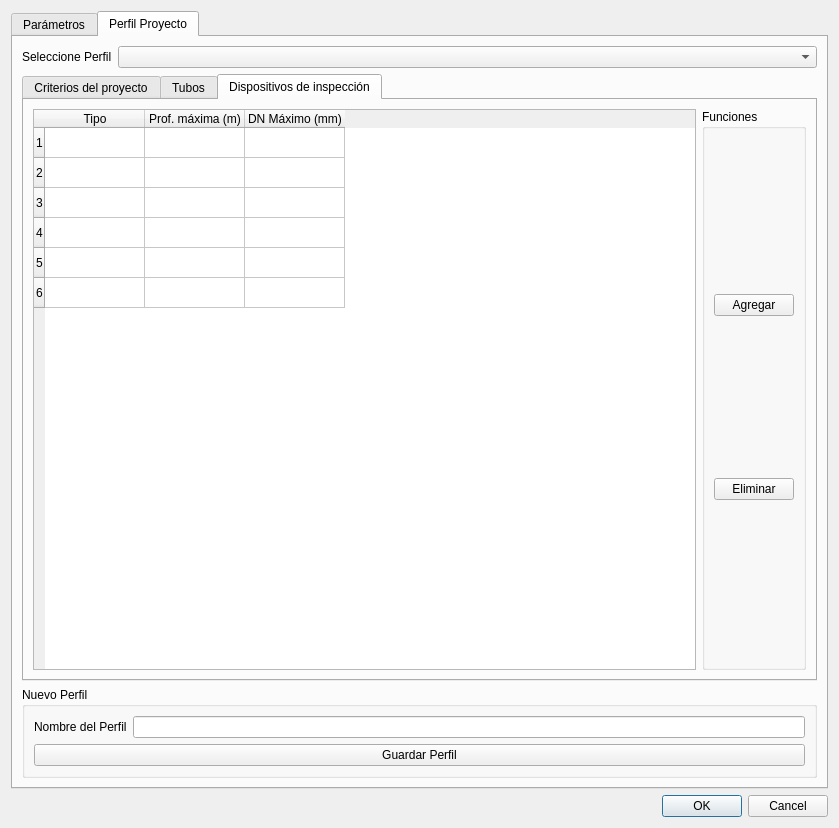
First picture: the form in app/resources/parameter_dialog.ui, repository EL-BID/red_basica, before the edit.
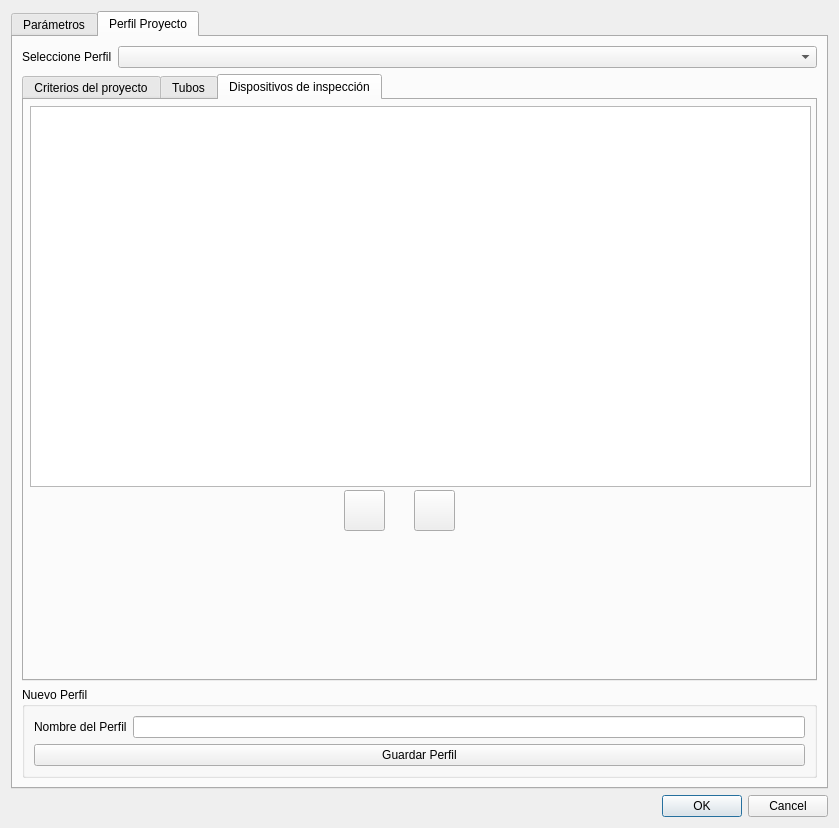
Second picture: the form after the edit. The open tabs and pages were chosen to show the change. Icons and pictures are not drawn.

Commit message: inspection devices table view

The edit to the form file:
```diff
--- a/app/resources/parameter_dialog.ui
+++ b/app/resources/parameter_dialog.ui
@@ -836,89 +836,48 @@
           <attribute name="title">
            <string>Dispositivos de inspección</string>
           </attribute>
-          <layout class="QGridLayout" name="gridLayout_4">
-           <item row="0" column="0">
-            <widget class="QTableWidget" name="inspectionDevicesWidget">
-             <property name="sizePolicy">
-              <sizepolicy hsizetype="MinimumExpanding" vsizetype="Expanding">
-               <horstretch>0</horstretch>
-               <verstretch>0</verstretch>
-              </sizepolicy>
-             </property>
-             <property name="autoScrollMargin">
-              <number>16</number>
-             </property>
-             <row>
-              <property name="text">
-               <string>1</string>
-              </property>
-             </row>
-             <row>
-              <property name="text">
-               <string>2</string>
-              </property>
-             </row>
-             <row>
-              <property name="text">
-               <string>3</string>
-              </property>
-             </row>
-             <row>
-              <property name="text">
-               <string>4</string>
-              </property>
-             </row>
-             <row>
-              <property name="text">
-               <string>5</string>
-              </property>
-             </row>
-             <row>
-              <property name="text">
-               <string>6</string>
-              </property>
-             </row>
-             <column>
-              <property name="text">
-               <string>Tipo</string>
-              </property>
-             </column>
-             <column>
-              <property name="text">
-               <string>Prof. máxima (m)</string>
-              </property>
-             </column>
-             <column>
-              <property name="text">
-               <string>DN Máximo (mm)</string>
-              </property>
-             </column>
-            </widget>
-           </item>
-           <item row="0" column="1">
-            <widget class="QGroupBox" name="groupBox_7">
-             <property name="title">
-              <string>Funciones</string>
-             </property>
-             <layout class="QGridLayout" name="gridLayout_12">
-              <item row="0" column="0">
-               <widget class="QPushButton" name="inspectionDeviceAddButon">
-                <property name="text">
-                 <string>Agregar</string>
-                </property>
-               </widget>
-              </item>
-              <item row="1" column="0">
-               <widget class="QPushButton" name="inspectionDeviceDeleteButon">
-                <property name="text">
-                 <string>Eliminar</string>
-                </property>
-               </widget>
-              </item>
-             </layout>
-            </widget>
-           </item>
-          </layout>
+          <widget class="QTableView" name="devicesTable">
+           <property name="geometry">
+            <rect>
+             <x>6</x>
+             <y>6</y>
+             <width>781</width>
+             <height>381</height>
+            </rect>
+           </property>
+          </widget>
+          <widget class="QPushButton" name="addDeviceButton">
+           <property name="geometry">
+            <rect>
+             <x>320</x>
+             <y>390</y>
+             <width>41</width>
+             <height>41</height>
+            </rect>
+           </property>
+           <property name="text">
+            <string/>
+           </property>
+           <property name="icon">
+            <iconset theme="add"/>
+           </property>
+          </widget>
+          <widget class="QPushButton" name="deleteDeviceButton">
+           <property name="geometry">
+            <rect>
+             <x>390</x>
+             <y>390</y>
+             <width>41</width>
+             <height>41</height>
+            </rect>
+           </property>
+           <property name="text">
+            <string/>
+           </property>
+           <property name="icon">
+            <iconset theme="remove"/>
+           </property>
+          </widget>
          </widget>
         </widget>
        </item>
```
Left out of the diff: 18 changed lines with no effect on the pictures. The commit also changes 3 other files.
